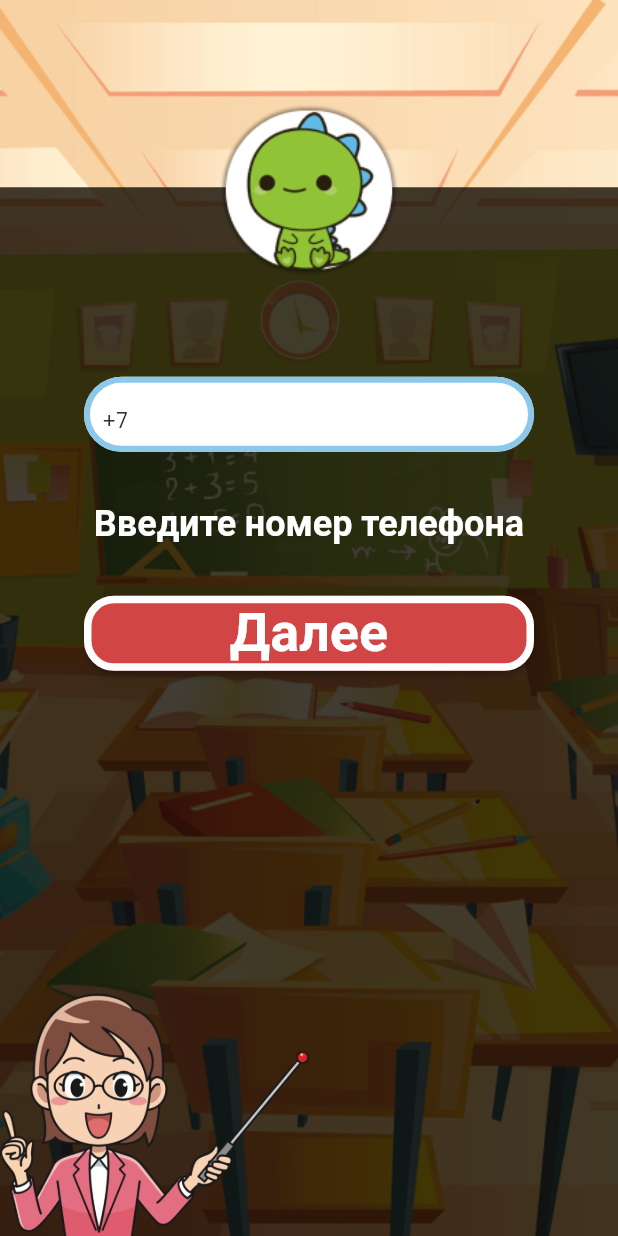
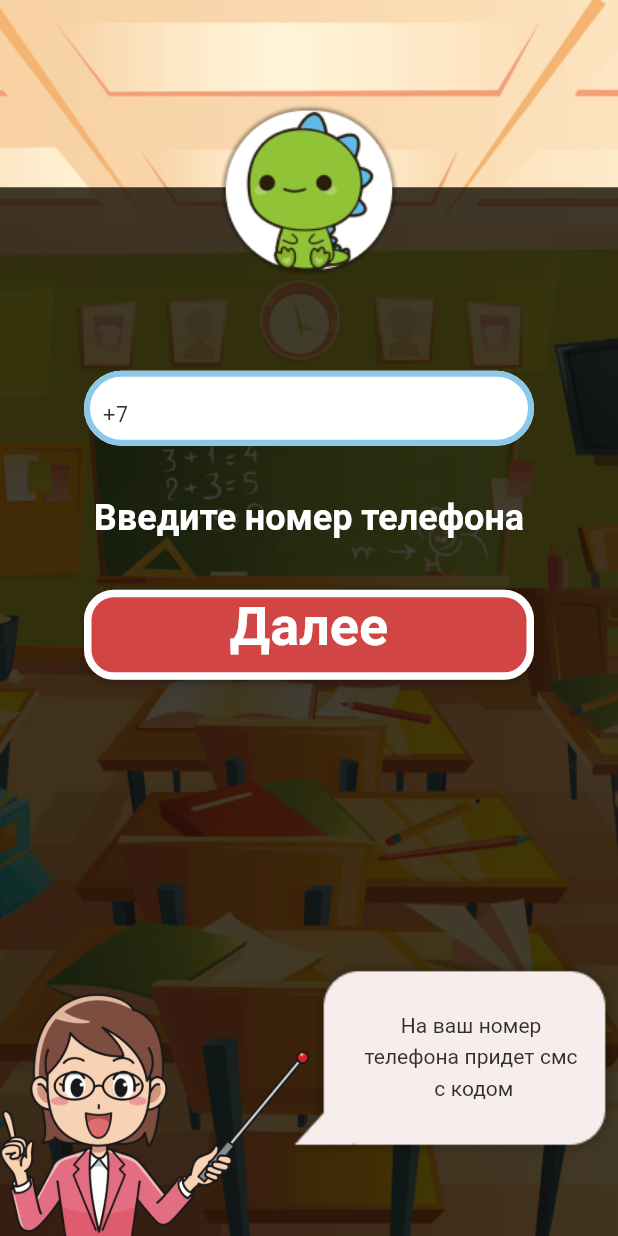
Before and after one commit to Sypexx/KengaBoo, a Flutter app: the screen it shows after launch, after a tap on "Регистрация", on a phone screen of 412 x 824 dp. Run offline on Flutter 3.47's test engine with Material 2 defaults, Android fonts, the phone set to English and light mode, and no system bars; drawn by our look-alikes of auto_size_text; our stand-ins replace audioplayers, built_collection, built_value, cloud_firestore, firebase_auth, firebase_core and 11 more; missing offline and left inert: json_path, mime_type; accounts and stored records are empty; generated files the repository leaves out were written again.

```diff
--- a/lib/chat_page/chat_page_widget.dart
+++ b/lib/chat_page/chat_page_widget.dart
@@ -160,14 +160,14 @@ class _ChatPageWidgetState extends State<ChatPageWidget> {
                       shape: BoxShape.circle,
                     ),
                     child: Image.network(
-                      'https://picsum.photos/seed/640/600',
+                      currentUserPhoto,
                     ),
                   ),
                 ),
                 Align(
                   alignment: AlignmentDirectional(0, -0.49),
                   child: Text(
-                    'Пользователь',
+                    currentUserDisplayName,
                     style: FlutterFlowTheme.bodyText1.override(
                       fontFamily: 'Poppins',
                       fontWeight: FontWeight.w600,
--- a/lib/home_page/home_page_widget.dart
+++ b/lib/home_page/home_page_widget.dart
@@ -117,13 +117,14 @@ class _HomePageWidgetState extends State<HomePageWidget> {
                             },
                             text: 'Регистрация',
                             options: FFButtonOptions(
+                              padding: EdgeInsets.fromLTRB(0, 0, 0, 5),
                               width: double.infinity,
                               height: 80,
                               color: Color(0xFFD24545),
                               textStyle: FlutterFlowTheme.subtitle2.override(
                                 fontFamily: 'Poppins',
                                 color: Colors.white,
-                                fontSize: 36,
+                                fontSize: 34,
                                 fontWeight: FontWeight.w600,
                               ),
                               borderSide: BorderSide(
--- a/lib/main_page/main_page_widget.dart
+++ b/lib/main_page/main_page_widget.dart
@@ -163,14 +163,14 @@ class _MainPageWidgetState extends State<MainPageWidget> {
                       shape: BoxShape.circle,
                     ),
                     child: Image.network(
-                      'https://picsum.photos/seed/640/600',
+                      currentUserPhoto,
                     ),
                   ),
                 ),
                 Align(
                   alignment: AlignmentDirectional(0, -0.49),
                   child: Text(
-                    'Пользователь',
+                    currentUserDisplayName,
                     style: FlutterFlowTheme.bodyText1.override(
                       fontFamily: 'Poppins',
                       fontWeight: FontWeight.w600,
--- a/lib/profile_page/profile_page_widget.dart
+++ b/lib/profile_page/profile_page_widget.dart
@@ -190,14 +190,14 @@ class _ProfilePageWidgetState extends State<ProfilePageWidget> {
                           shape: BoxShape.circle,
                         ),
                         child: Image.network(
-                          'https://picsum.photos/seed/640/600',
+                          currentUserPhoto,
                         ),
                       ),
                     ),
                     Align(
                       alignment: AlignmentDirectional(0, -0.49),
                       child: Text(
-                        'Пользователь',
+                        currentUserDisplayName,
                         style: FlutterFlowTheme.bodyText1.override(
                           fontFamily: 'Poppins',
                           fontWeight: FontWeight.w600,
--- a/lib/registration_number/registration_number_widget.dart
+++ b/lib/registration_number/registration_number_widget.dart
@@ -139,8 +139,9 @@ class _RegistrationNumberWidgetState extends State<RegistrationNumberWidget> {
                     },
                     text: 'Далее',
                     options: FFButtonOptions(
+                      padding: EdgeInsets.fromLTRB(0, 0, 0, 10),
                       width: 300,
-                      height: 50,
+                      height: 60,
                       color: Color(0xFFD24545),
                       textStyle: FlutterFlowTheme.subtitle2.override(
                         fontFamily: 'Poppins',
@@ -180,6 +181,23 @@ class _RegistrationNumberWidgetState extends State<RegistrationNumberWidget> {
                 ),
               ),
             ),
+            Align(
+              alignment: AlignmentDirectional(1.01, 0.89),
+              child: Image.asset(
+                'assets/images/Union2.png',
+                width: MediaQuery.of(context).size.width * 0.55,
+                height: MediaQuery.of(context).size.height * 0.2,
+                fit: BoxFit.contain,
+              ),
+            ),
+            Align(
+              alignment: AlignmentDirectional(0.8, 0.77),
+              child: Text(
+                'На ваш номер \nтелефона придет смс\n с кодом',
+                textAlign: TextAlign.center,
+                style: FlutterFlowTheme.bodyText1,
+              ),
+            ),
           ],
         ),
       ),
```
Also changed, not shown: lib/registration_code_confirm/registration_code_confirm_widget.dart (+19 -1 lines).
